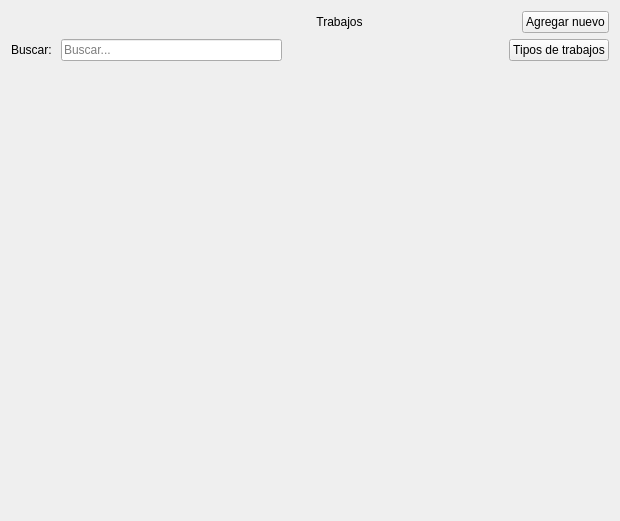
Before: the Qt Designer form views/trabajosIndex.ui in STITCH9911/onink, drawn with Qt 5.
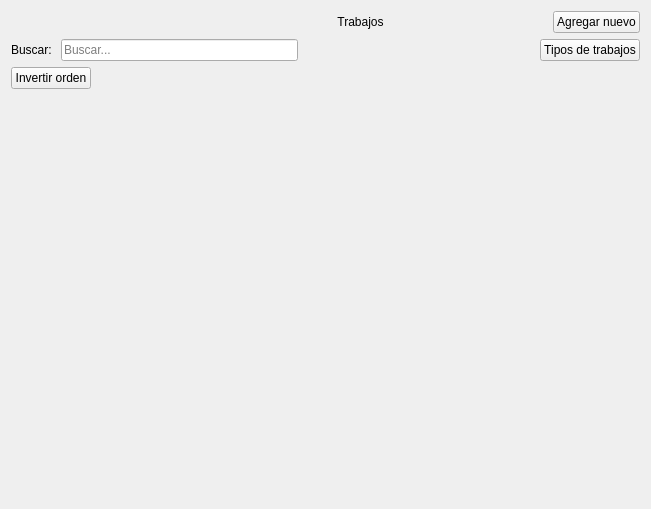
After: the same form once the commit is applied. Icons and pictures are not drawn.

Commit message: Add boton invertir orden tabla trabajos

What changed in the file:
```diff
--- a/views/trabajosIndex.ui
+++ b/views/trabajosIndex.ui
@@ -6,8 +6,8 @@
    <rect>
     <x>0</x>
     <y>0</y>
-    <width>620</width>
-    <height>521</height>
+    <width>651</width>
+    <height>509</height>
    </rect>
   </property>
   <property name="windowTitle">
@@ -132,7 +132,41 @@
     </layout>
    </item>
    <item>
-    <layout class="QHBoxLayout" name="filterDatesLayout" stretch=""/>
+    <layout class="QHBoxLayout" name="filterDatesLayout">
+     <item>
+      <widget class="QPushButton" name="bt_revertir">
+       <property name="cursor">
+        <cursorShape>PointingHandCursor</cursorShape>
+       </property>
+       <property name="text">
+        <string>Invertir orden</string>
+       </property>
+       <property name="icon">
+        <iconset>
+         <normaloff>images/change (3).svg</normaloff>images/change (3).svg</iconset>
+       </property>
+       <property name="iconSize">
+        <size>
+         <width>32</width>
+         <height>32</height>
+        </size>
+       </property>
+      </widget>
+     </item>
+     <item>
+      <spacer name="horizontalSpacer_4">
+       <property name="orientation">
+        <enum>Qt::Horizontal</enum>
+       </property>
+       <property name="sizeHint" stdset="0">
+        <size>
+         <width>40</width>
+         <height>20</height>
+        </size>
+       </property>
+      </spacer>
+     </item>
+    </layout>
    </item>
    <item>
     <layout class="QHBoxLayout" name="layout_tabla"/>
```
The commit also changes 2 other files.
